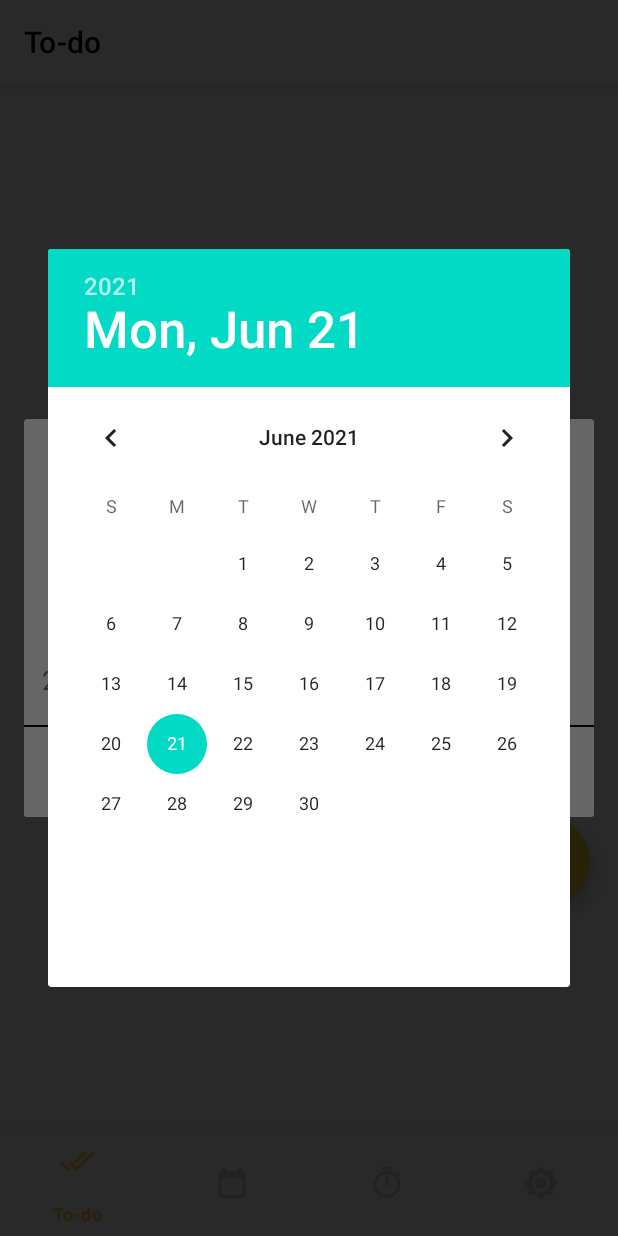
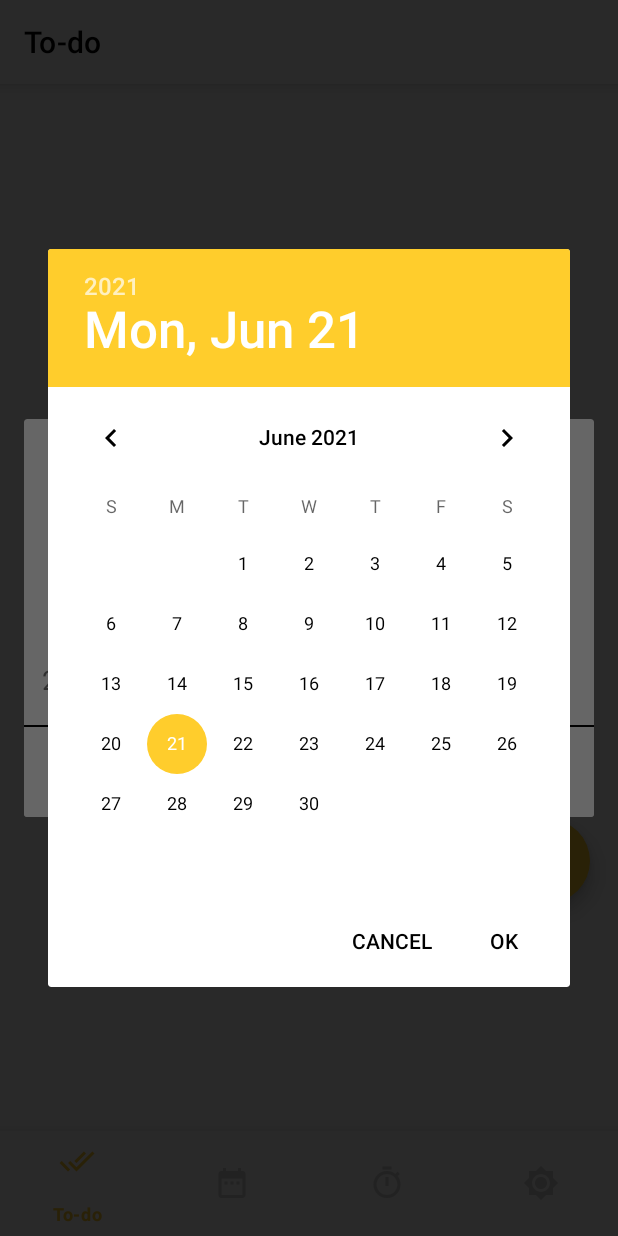
Before and after one commit to jian03/studyNugu, an Android app: the fragment DdayAddDialog placed in its activity, after a tap on "날짜선택", on a phone screen of 412 x 824 dp. Run offline under Robolectric (Android 15) with nearby library versions, the phone set to English and light mode, and no system bars; our stand-ins replace Room's generated code.

Commit message:
Data Reset AlertDialog fix(color design)

```diff
--- a/app/src/main/res/values/style.xml
+++ b/app/src/main/res/values/style.xml
@@ -16,9 +16,18 @@
         <!-- Customize your theme here. -->
     </style>
     <style name="DatePickerStyle" parent="Theme.MaterialComponents.Light.Dialog">
-        <item name="android:textColor">@color/black</item>
+        <!-- Primary brand color. -->
+        <item name="colorPrimary">@color/iconSelect</item>
+        <item name="colorPrimaryVariant">@color/iconUnselect</item>
+        <item name="colorOnPrimary">@color/black</item>
+        <item name="android:textColorPrimary">@color/black</item>
+        <!-- Secondary brand color. -->
+        <item name="colorSecondary">@color/teal_200</item>
+        <item name="colorSecondaryVariant">@color/teal_700</item>
+        <item name="colorOnSecondary">@color/black</item>
+        <!-- Status bar color. -->
+        <item name="android:statusBarColor" tools:targetApi="l">?attr/colorPrimaryVariant</item>
+        <!-- Customize your theme here. -->
     </style>
-    <style name="dialog" parent="Theme.AppCompat.Light.Dialog.Alert">
-        <item name="android:background">@color/iconSelect</item>
-    </style>
+
 </resources>
--- a/app/src/main/res/xml/setting.xml
+++ b/app/src/main/res/xml/setting.xml
@@ -21,7 +21,7 @@
         <PreferenceCategory android:title="데이터">
 
                <Preference
-                    android:key="remeveDB"
+                    android:key="removeDB"
                     android:title="데이터 초기화"
                     android:summary="데이터가 싹 다 날아갑니당"/>
 
```
Also changed, not shown: app/src/main/java/com/sonogong/studynugu/SettingPreferenceFragment.java (+12 -4 lines).
